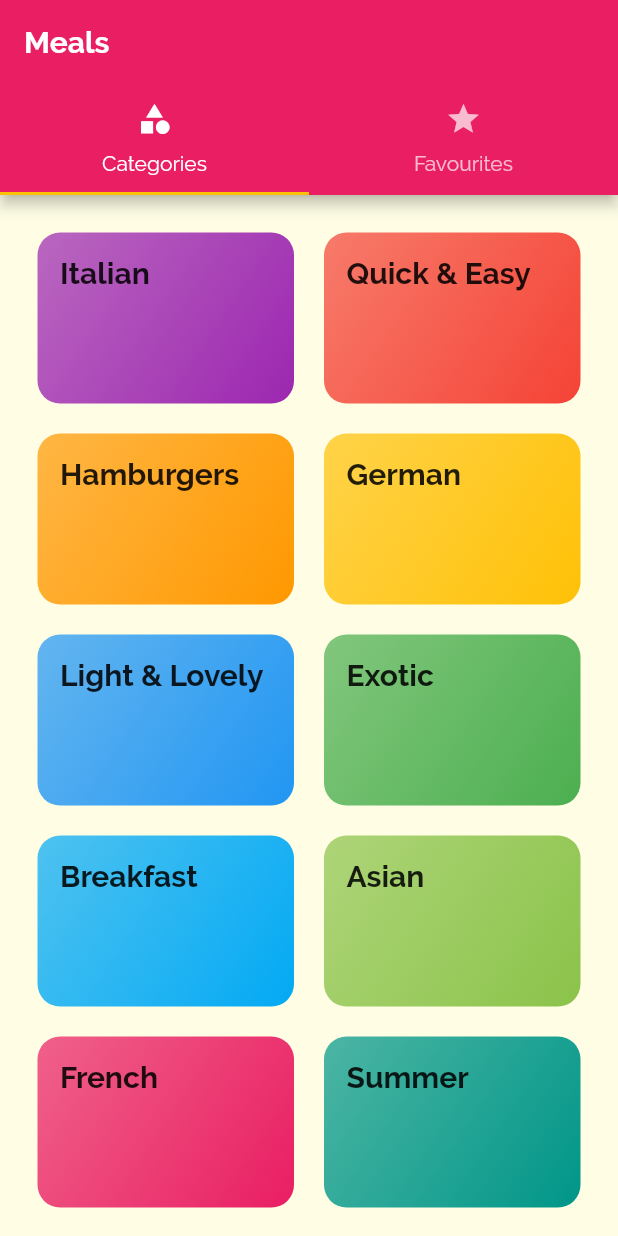
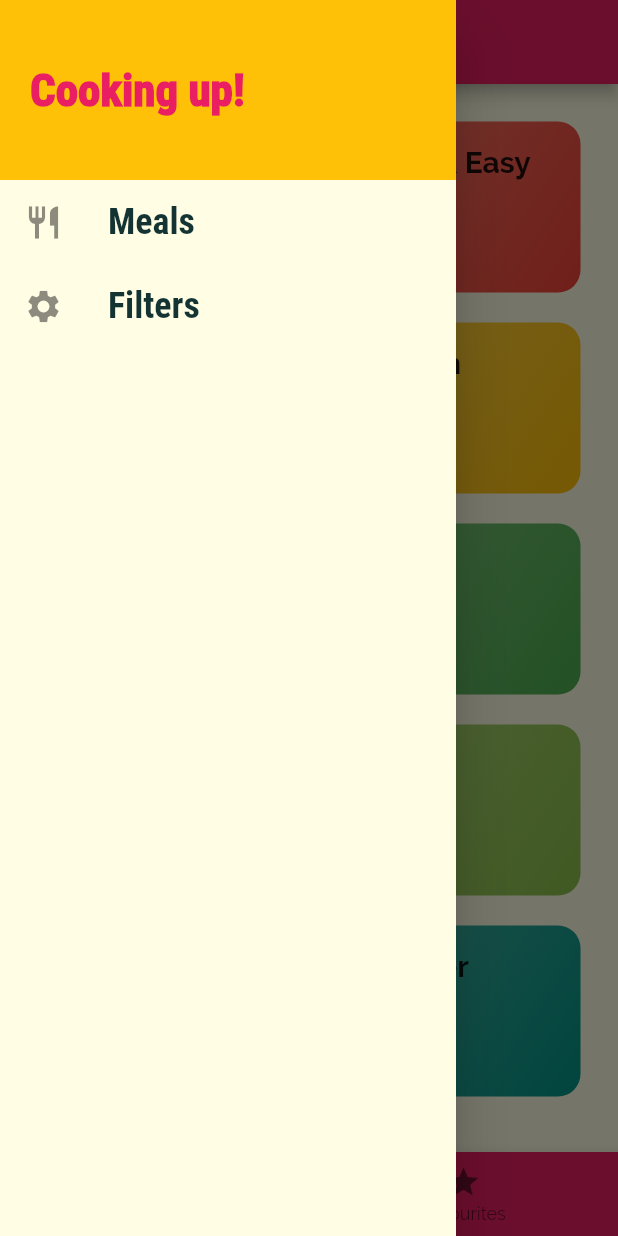
Before and after one commit to sarafhbk/flutter_learning_2, a Flutter app: the screen it shows after launch, with the side drawer open (before the commit the screen has no drawer), on a phone screen of 412 x 824 dp. Run offline on Flutter 3.47's test engine with Material 2 defaults, Android fonts, the phone set to English and light mode, and no system bars.

Commit message:
Course lecture 178

```diff
--- a/lib/main.dart
+++ b/lib/main.dart
@@ -4,6 +4,7 @@ import 'font_family.dart';
 import 'screens/tabs_screen.dart';
 import 'screens/meal_detail_screen.dart';
 import 'screens/category_meals_screen.dart';
+import 'screens/filters_screen.dart';
 
 void main() {
   runApp(const MyApp());
@@ -35,7 +36,8 @@ class MyApp extends StatelessWidget {
       routes: {
         '/': (ctx) => const TabsScreen(),
         CategoryMealsScreen.routeName: (ctx) => const CategoryMealsScreen(),
-        MealDetail.routeName: (ctx) => const MealDetail()
+        MealDetail.routeName: (ctx) => const MealDetail(),
+        FiltersScreen.routeName: (ctx) => const FiltersScreen()
       },
     );
   }
--- a/lib/screens/tabs_screen.dart
+++ b/lib/screens/tabs_screen.dart
@@ -1,4 +1,5 @@
 import 'package:flutter/material.dart';
+import 'package:flutter_learning_2/widgets/main_drawer.dart';
 import '../screens/categories_screen.dart';
 import '../screens/favourites_screen.dart';
 
@@ -10,27 +11,38 @@ class TabsScreen extends StatefulWidget {
 }
 
 class _TabsScreenState extends State<TabsScreen> {
+  final List<Map<String, dynamic>> _pages = [
+    {'screen': const CategoriesScreen(), 'title': 'Categories'},
+    {'screen': const FavouritesScreen(), 'title': 'Favourites'},
+  ];
+
+  int _selectedTabIndex = 0;
+
+  void _onTabPress(index) {
+    setState(() {
+      _selectedTabIndex = index;
+    });
+  }
+
   @override
   Widget build(BuildContext context) {
-    return DefaultTabController(
-      child: Scaffold(
-        appBar: AppBar(
-          title: const Text('Meals'),
-          bottom: const TabBar(tabs: [
-            Tab(
-              icon: Icon(Icons.category),
-              text: 'Categories',
-            ),
-            Tab(
-              icon: Icon(Icons.star),
-              text: 'Favourites',
-            )
+    return Scaffold(
+      drawer: const MainDrawer(),
+      appBar: AppBar(
+        title: Text(_pages[_selectedTabIndex]['title']),
+      ),
+      body: _pages[_selectedTabIndex]['screen'],
+      bottomNavigationBar: BottomNavigationBar(
+          backgroundColor: Theme.of(context).colorScheme.primary,
+          selectedItemColor: Theme.of(context).colorScheme.secondary,
+          onTap: _onTabPress,
+          currentIndex: _selectedTabIndex,
+          items: const [
+            BottomNavigationBarItem(
+                icon: Icon(Icons.category), label: 'Categories'),
+            BottomNavigationBarItem(
+                icon: Icon(Icons.star), label: 'Favourites'),
           ]),
-        ),
-        body: const TabBarView(
-            children: [CategoriesScreen(), FavouritesScreen()]),
-      ),
-      length: 2,
     );
   }
 }
--- /dev/null
+++ b/lib/widgets/main_drawer.dart
@@ -0,0 +1,55 @@
+import 'package:flutter/material.dart';
+import '../screens/filters_screen.dart';
+import '../font_family.dart';
+
+class MainDrawer extends StatelessWidget {
+  const MainDrawer({Key? key}) : super(key: key);
+
+  Widget _buildListTile(String title, IconData icon, VoidCallback tapHandler) {
+    return ListTile(
+      leading: Icon(
+        icon,
+        size: 26,
+      ),
+      title: Text(
+        title,
+        style: const TextStyle(
+            fontFamily: FontFamily.roboto,
+            fontSize: 24,
+            fontWeight: FontWeight.bold),
+      ),
+      onTap: tapHandler,
+    );
+  }
+
+  @override
+  Widget build(BuildContext context) {
+    return Drawer(
+      child: Column(
+        children: [
+          Container(
+            height: 120,
+            width: double.infinity,
+            padding: const EdgeInsets.all(20),
+            color: Theme.of(context).colorScheme.secondary,
+            alignment: Alignment.centerLeft,
+            child: Text(
+              'Cooking up!',
+              style: TextStyle(
+                  fontFamily: FontFamily.roboto,
+                  fontSize: 30,
+                  fontWeight: FontWeight.w900,
+                  color: Theme.of(context).colorScheme.primary),
+            ),
+          ),
+          _buildListTile('Meals', Icons.restaurant, () {
+            Navigator.of(context).pushReplacementNamed('/');
+          }),
+          _buildListTile('Filters', Icons.settings, () {
+            Navigator.of(context).pushReplacementNamed(FiltersScreen.routeName);
+          }),
+        ],
+      ),
+    );
+  }
+}
```
Also changed, not shown: lib/screens/category_meals_screen.dart (+33 -13 lines), lib/screens/filters_screen.dart (added, +18 -0 lines), lib/screens/meal_detail_screen.dart (+8 -0 lines), lib/widgets/meal_item.dart (+10 -2 lines).
